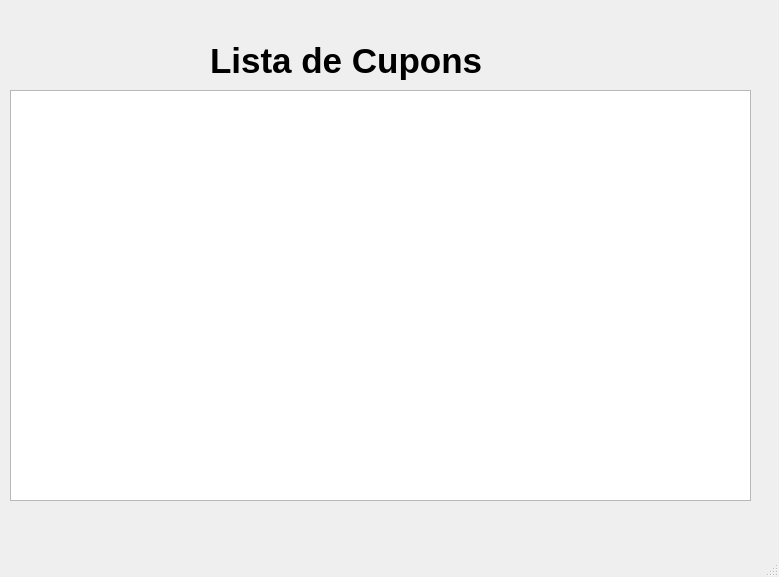
bruno-bert/nfpauto, file list.ui: the form before one commit.
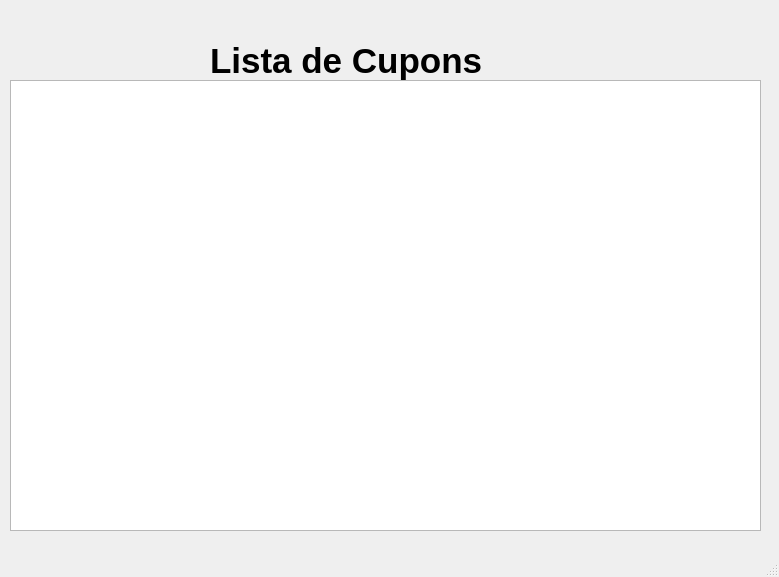
The form after the commit.

Commit message: added table with 5 columns

```diff
--- a/list.ui
+++ b/list.ui
@@ -14,16 +14,6 @@
    <string>MainWindow</string>
   </property>
   <widget class="QWidget" name="centralwidget">
-   <widget class="QTableView" name="tableView">
-    <property name="geometry">
-     <rect>
-      <x>10</x>
-      <y>90</y>
-      <width>741</width>
-      <height>411</height>
-     </rect>
-    </property>
-   </widget>
    <widget class="QLabel" name="label">
     <property name="geometry">
      <rect>
@@ -45,6 +35,49 @@
      <string>Lista de Cupons</string>
     </property>
    </widget>
+   <widget class="QTableWidget" name="tableWidget">
+    <property name="geometry">
+     <rect>
+      <x>10</x>
+      <y>80</y>
+      <width>751</width>
+      <height>451</height>
+     </rect>
+    </property>
+    <property name="font">
+     <font>
+      <family>Segoe MDL2 Assets</family>
+      <pointsize>14</pointsize>
+     </font>
+    </property>
+    <property name="rowCount">
+     <number>0</number>
+    </property>
+    <property name="columnCount">
+     <number>0</number>
+    </property>
+    <attribute name="horizontalHeaderVisible">
+     <bool>true</bool>
+    </attribute>
+    <attribute name="horizontalHeaderCascadingSectionResizes">
+     <bool>false</bool>
+    </attribute>
+    <attribute name="horizontalHeaderHighlightSections">
+     <bool>true</bool>
+    </attribute>
+    <attribute name="horizontalHeaderShowSortIndicator" stdset="0">
+     <bool>false</bool>
+    </attribute>
+    <attribute name="horizontalHeaderStretchLastSection">
+     <bool>false</bool>
+    </attribute>
+    <attribute name="verticalHeaderVisible">
+     <bool>true</bool>
+    </attribute>
+    <attribute name="verticalHeaderShowSortIndicator" stdset="0">
+     <bool>false</bool>
+    </attribute>
+   </widget>
   </widget>
   <widget class="QMenuBar" name="menubar">
    <property name="geometry">
```
The commit also changes 2 other files.
